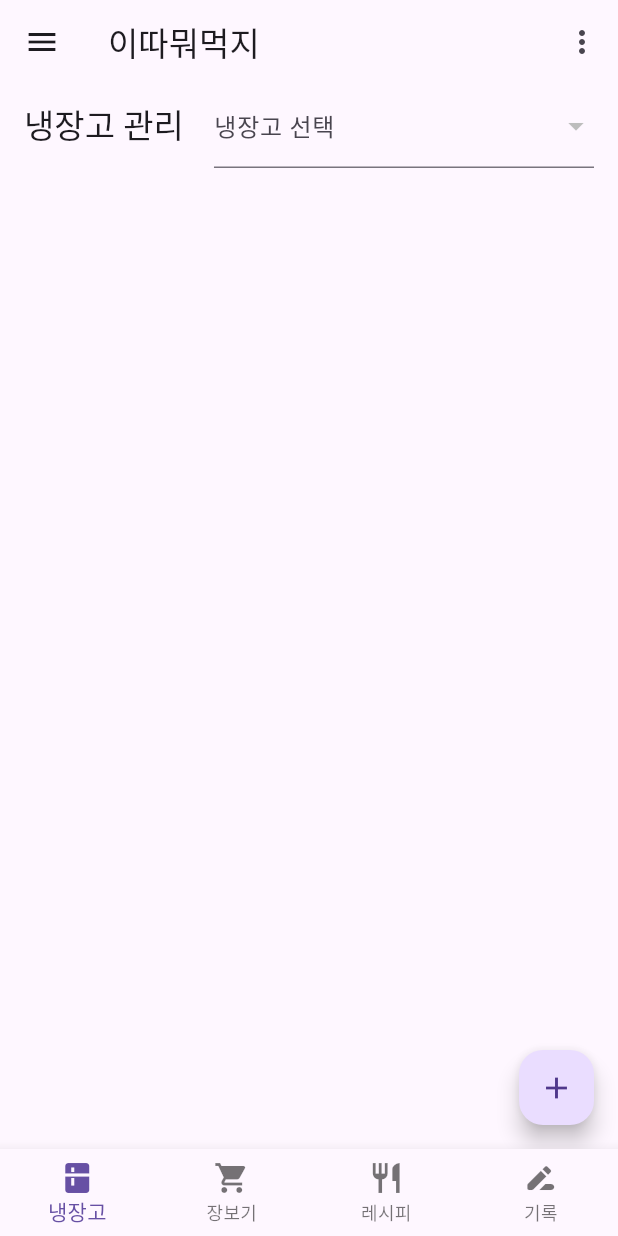
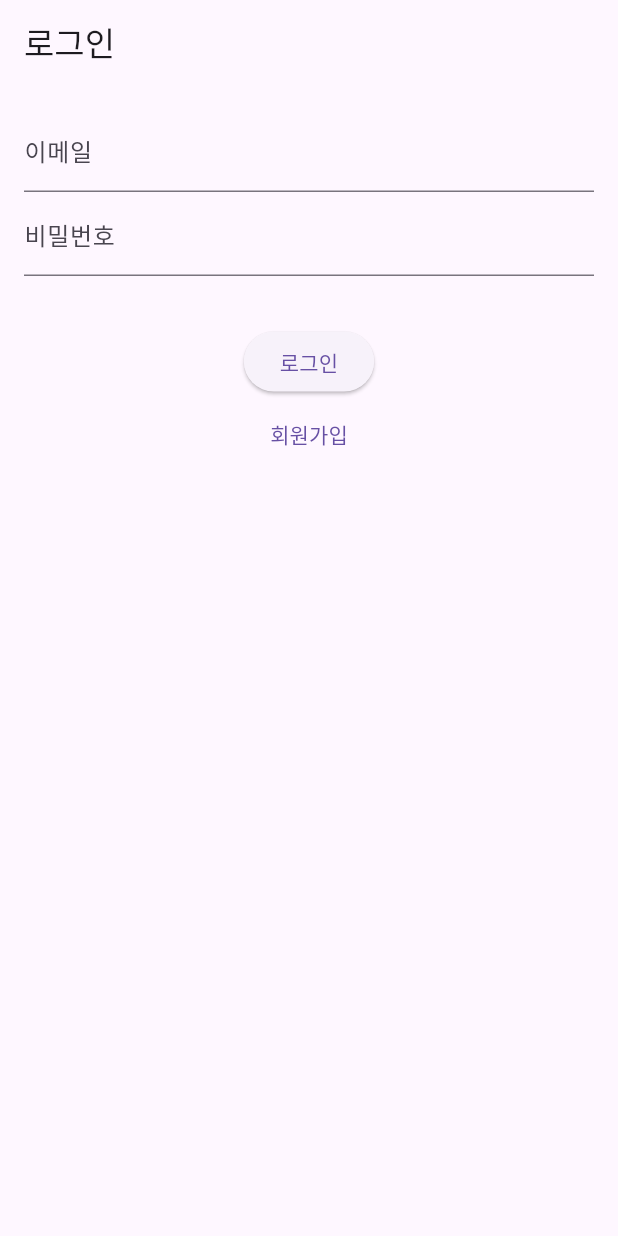
Before and after one commit to seuunng/Food-for-Later, a Flutter app: the screen it shows after launch, on a phone screen of 412 x 824 dp. Run offline on Flutter 3.47's test engine with Material 3 defaults, Android fonts, the phone set to English and light mode, and no system bars; our stand-ins replace auto_size_text, cloud_firestore, firebase_auth, firebase_core, firebase_storage, fl_chart and 3 more; missing offline and left inert: firebase_app_check, photo_manager; accounts and stored records are empty.

Commit message:
로그인 기능

```diff
--- a/lib/main.dart
+++ b/lib/main.dart
@@ -1,14 +1,12 @@
 import 'dart:io';
 
+import 'package:firebase_app_check/firebase_app_check.dart';
+import 'package:firebase_auth/firebase_auth.dart';
 import 'package:firebase_core/firebase_core.dart';
-import 'package:firebase_storage/firebase_storage.dart';
 import 'package:flutter/material.dart';
 import 'package:food_for_later/firebase_options.dart';
-import 'package:food_for_later/screens/fridge/fridge_main_page.dart';
+import 'package:food_for_later/screens/auth/login_main_page.dart';
 import 'package:food_for_later/screens/home_screen.dart';
-import 'package:food_for_later/testStorageUpload.dart';
-import 'package:image_picker/image_picker.dart';
-import 'package:path_provider/path_provider.dart';
 
 final RouteObserver<PageRoute> routeObserver = RouteObserver<PageRoute>();
 //Flutter 앱의 진입점
@@ -19,7 +17,10 @@ void main() async {
   await Firebase.initializeApp(
     options: DefaultFirebaseOptions.currentPlatform,
   );
-
+  await FirebaseAppCheck.instance.activate(
+    androidProvider: AndroidProvider.playIntegrity,
+    appleProvider: AppleProvider.deviceCheck,
+  );
   runApp(MyApp());
 }
 // 앱 전체를 나타내는 루트 위젯
@@ -34,88 +35,26 @@ class MyApp extends StatelessWidget {
         //themeData: 앱의 전반적인 테마를 정의
         primarySwatch: Colors.lightGreen,
       ),
-      // navigatorObservers: [DeleteModeObserver(onPageChange: () {
-        // 페이지가 변경될 때 _stopDeleteMode 호출
-        // 예시: FridgeMainPage의 상태를 가져와서 _stopDeleteMode를 호출
-      // })],
-      home: HomeScreen(),  // HomeScreen을 메인 화면으로 설정
+      home: AuthStateWidget(),  // HomeScreen을 메인 화면으로 설정
       navigatorObservers: [routeObserver],
     );
   }
 }
 
-// class HomeScreen extends StatefulWidget {
-//   @override
-//   _HomeScreenState createState() => _HomeScreenState();
-// }
-//
-// class _HomeScreenState extends State<HomeScreen> {
-//   @override
-//   void initState() {
-//     super.initState();
-//     testStorageUpload(); // 앱 시작 시 호출
-//   }
-
-  // @override
-  // Widget build(BuildContext context) {
-  //   return Scaffold(
-  //     appBar: AppBar(
-  //       title: Text('Firebase Storage Test'),
-  //     ),
-  //     body: Center(
-  //       child: ElevatedButton(
-  //         onPressed: () async {
-  //           await _pickAndUploadImage(); // 이미지 선택 및 업로드
-  //         },
-  //         child: Text('Upload Test Image'),
-  //       ),
-  //     ),
-  //   );
-  // }
-
-  // 이미지 선택 후 Firebase Storage에 업로드하는 함수
-//   Future<void> _pickAndUploadImage() async {
-//     final ImagePicker picker = ImagePicker();
-//     final XFile? pickedFile = await picker.pickImage(source: ImageSource.gallery);
-//
-//     if (pickedFile != null) {
-//       // 이미지 파일 경로 확인
-//       print('Picked file path: ${pickedFile.path}');
-//
-//       // 앱의 로컬 디렉토리로 파일을 복사
-//       final Directory appDocDir = await getApplicationDocumentsDirectory();
-//       final String localPath = '${appDocDir.path}/${pickedFile.name}';
-//       final File localFile = await File(pickedFile.path).copy(localPath);
-//
-//       // 파일이 복사된 경로 확인
-//       print('Local file path: $localPath');
-//
-//       if (localFile.existsSync()) {
-//         print('File exists and ready for upload');
-//         try {
-//           // 고유한 파일 이름 생성
-//           final uniqueFileName = 'test_image_${DateTime.now().millisecondsSinceEpoch}.png';
-//           final ref = FirebaseStorage.instance.ref().child('test/$uniqueFileName');
-//
-//           // 복사된 로컬 파일을 업로드
-//           final uploadTask = await ref.putFile(
-//             localFile,
-//             SettableMetadata(
-//               contentType: 'image/jpeg', // 파일 형식에 맞는 content type 설정
-//             ),
-//           );
-//
-//           // 다운로드 URL 얻기
-//           final downloadUrl = await ref.getDownloadURL();
-//           print('Image uploaded successfully. Download URL: $downloadUrl');
-//         } catch (e) {
-//           print('Error uploading image: $e');
-//         }
-//       } else {
-//         print('File does not exist at the given path');
-//       }
-//     } else {
-//       print('No image selected.');
-//     }
-//   }
-// }
+class AuthStateWidget extends StatelessWidget {
+  @override
+  Widget build(BuildContext context) {
+    return StreamBuilder<User?>(
+      stream: FirebaseAuth.instance.authStateChanges(),
+      builder: (context, snapshot) {
+        if (snapshot.connectionState == ConnectionState.waiting) {
+          return Center(child: CircularProgressIndicator());
+        } else if (snapshot.hasData) {
+          return HomeScreen(); // 로그인된 사용자를 위한 홈 페이지
+        } else {
+          return LoginPage(); // 로그인 페이지로 이동
+        }
+      },
+    );
+  }
+}
--- a/lib/screens/auth/login_main_page.dart
+++ b/lib/screens/auth/login_main_page.dart
@@ -0,0 +1,81 @@
+import 'package:firebase_auth/firebase_auth.dart';
+import 'package:flutter/material.dart';
+
+class LoginPage extends StatefulWidget {
+  @override
+  _LoginPageState createState() => _LoginPageState();
+}
+
+class _LoginPageState extends State<LoginPage> {
+  final FirebaseAuth _auth = FirebaseAuth.instance;
+  final TextEditingController _emailController = TextEditingController();
+  // final TextEditingController _nickNameController = TextEditingController();
+  final TextEditingController _passwordController = TextEditingController();
+  String errorMessage = '';
+
+  Future<void> signInWithEmailAndPassword() async {
+    try {
+      await _auth.signInWithEmailAndPassword(
+        email: _emailController.text.trim(),
+        password: _passwordController.text.trim(),
+      );
+      Navigator.pushReplacementNamed(context, '/home'); // 홈으로 이동
+    } catch (e) {
+      setState(() {
+        errorMessage = '로그인 실패: ${e.toString()}';
+      });
+    }
+  }
+
+  Future<void> registerWithEmailAndPassword() async {
+    try {
+      await _auth.createUserWithEmailAndPassword(
+        email: _emailController.text.trim(),
+        password: _passwordController.text.trim(),
+      );
+      Navigator.pushReplacementNamed(context, '/home'); // 홈으로 이동
+    } catch (e) {
+      setState(() {
+        errorMessage = '회원가입 실패: ${e.toString()}';
+      });
+      print(e);
+    }
+  }
+
+  @override
+  Widget build(BuildContext context) {
+    return Scaffold(
+      appBar: AppBar(title: Text('로그인')),
+      body: Padding(
+        padding: const EdgeInsets.all(16.0),
+        child: Column(
+          children: [
+            // TextField(
+            //   controller: _nickNameController,
+            //   decoration: InputDecoration(labelText: '닉네임'),
+            // ),
+            TextField(
+              controller: _emailController,
+              decoration: InputDecoration(labelText: '이메일'),
+            ),
+            TextField(
+              controller: _passwordController,
+              decoration: InputDecoration(labelText: '비밀번호'),
+              obscureText: true,
+            ),
+            SizedBox(height: 12),
+            Text(errorMessage, style: TextStyle(color: Colors.red)),
+            ElevatedButton(
+              onPressed: signInWithEmailAndPassword,
+              child: Text('로그인'),
+            ),
+            TextButton(
+              onPressed: registerWithEmailAndPassword,
+              child: Text('회원가입'),
+            ),
+          ],
+        ),
+      ),
+    );
+  }
+}
--- a/lib/screens/records/edit_record_categories.dart
+++ b/lib/screens/records/edit_record_categories.dart
@@ -1,6 +1,6 @@
 import 'package:cloud_firestore/cloud_firestore.dart';
 import 'package:flutter/material.dart';
-import 'package:flutter_colorpicker/flutter_colorpicker.dart';
+// import 'package:flutter_colorpicker/flutter_colorpicker.dart';
 import 'package:food_for_later/screens/admin_page/admin_main_page.dart';
 
 import '../admin_page/admin_feedback_management.dart';
```
Also changed, not shown: lib/screens/settings/account_information.dart (+11 -5 lines), pubspec.yaml (+21 -36 lines), lib/screens/auth/sign-up.dart (deleted), pubspec.lock, 3 other files.
